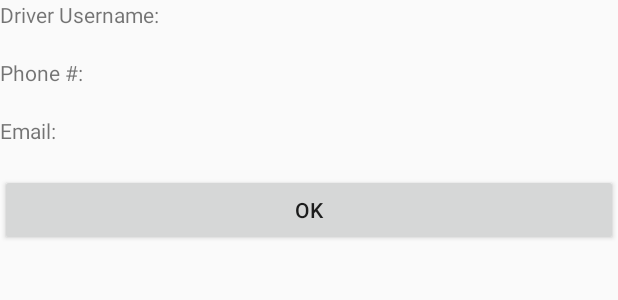
After one commit to CMPUT301F16T06/RideNGo, an Android app: the layout dialog_driver_info.xml on its own in the app's theme, with its tools: preview values and no code run, on a phone screen of 412 x 824 dp. The commit adds this screen. Shown: the top 300 px of the screen. Run offline under Robolectric (Android 15) with nearby library versions, the phone set to English and light mode, and no system bars.

Commit message:
Driver's contact information upon request acceptance

```diff
--- a/RideNGo/app/src/main/java/assignment1/ridengo/MainActivity.java
+++ b/RideNGo/app/src/main/java/assignment1/ridengo/MainActivity.java
@@ -29,7 +29,7 @@ public class MainActivity extends Activity {
                     startActivity(intent);
                 }
                 else{
-                    Toast.makeText(getApplicationContext(), "User not exits.", Toast.LENGTH_SHORT).show();
+                    Toast.makeText(getApplicationContext(), "User does not exist.", Toast.LENGTH_SHORT).show();
                 }
             }
         });
--- a/RideNGo/app/src/main/java/assignment1/ridengo/RiderPostRequestActivity.java
+++ b/RideNGo/app/src/main/java/assignment1/ridengo/RiderPostRequestActivity.java
@@ -33,7 +33,7 @@ public class RiderPostRequestActivity extends AppCompatActivity {
 
         final TextView estimatedFare = (TextView) findViewById(R.id.estimatedFareTextView);
         description="Test";
-        fare = 50.0;
+        fare = 50.00;
 
         estimatedFare.setText("$"+fare);
 
--- a/RideNGo/app/src/main/java/assignment1/ridengo/UserInfoActivity.java
+++ b/RideNGo/app/src/main/java/assignment1/ridengo/UserInfoActivity.java
@@ -45,7 +45,7 @@ public class UserInfoActivity extends Activity {
                     startActivity(intent);
                 }
                 catch (RuntimeException e){
-                    Toast.makeText(getApplicationContext(), "User Already Exits.", Toast.LENGTH_SHORT).show();
+                    Toast.makeText(getApplicationContext(), "User Already Exists.", Toast.LENGTH_SHORT).show();
                 }
             }
         });
--- /dev/null
+++ b/RideNGo/app/src/main/res/layout/dialog_driver_info.xml
@@ -0,0 +1,49 @@
+<LinearLayout xmlns:android="http://schemas.android.com/apk/res/android"
+    android:orientation="vertical"
+    android:layout_width="fill_parent"
+    android:layout_height="fill_parent">
+
+    <TextView
+        android:layout_width="wrap_content"
+        android:layout_height="wrap_content"
+        android:text="Driver Username:"
+        android:id="@+id/driverUserText" />
+
+    <TextView
+        android:id="@+id/driverUsername"
+        android:layout_width="fill_parent"
+        android:layout_height="wrap_content"
+        android:textColor="#0086b3"/>
+
+    <TextView
+        android:layout_width="wrap_content"
+        android:layout_height="wrap_content"
+        android:text="Phone #:"
+        android:id="@+id/driverPhoneText" />
+
+    <TextView
+        android:id="@+id/driverPhone"
+        android:layout_width="fill_parent"
+        android:layout_height="wrap_content"
+        android:autoLink="phone"
+        android:textColor="#0086b3" />
+
+    <TextView
+        android:layout_width="wrap_content"
+        android:layout_height="wrap_content"
+        android:text="Email:"
+        android:id="@+id/driverEmailText" />
+
+    <TextView
+        android:id="@+id/driverEmail"
+        android:layout_width="fill_parent"
+        android:layout_height="wrap_content"
+        android:autoLink="email"
+        android:textColor="#0086b3" />
+
+    <Button
+        android:id="@+id/okButton"
+        android:layout_width="fill_parent"
+        android:layout_height="wrap_content"
+        android:text="OK" />
+</LinearLayout>
```
Also changed, not shown: RideNGo/app/src/main/java/assignment1/ridengo/RiderRequestDetailActivity.java (+42 -4 lines).
